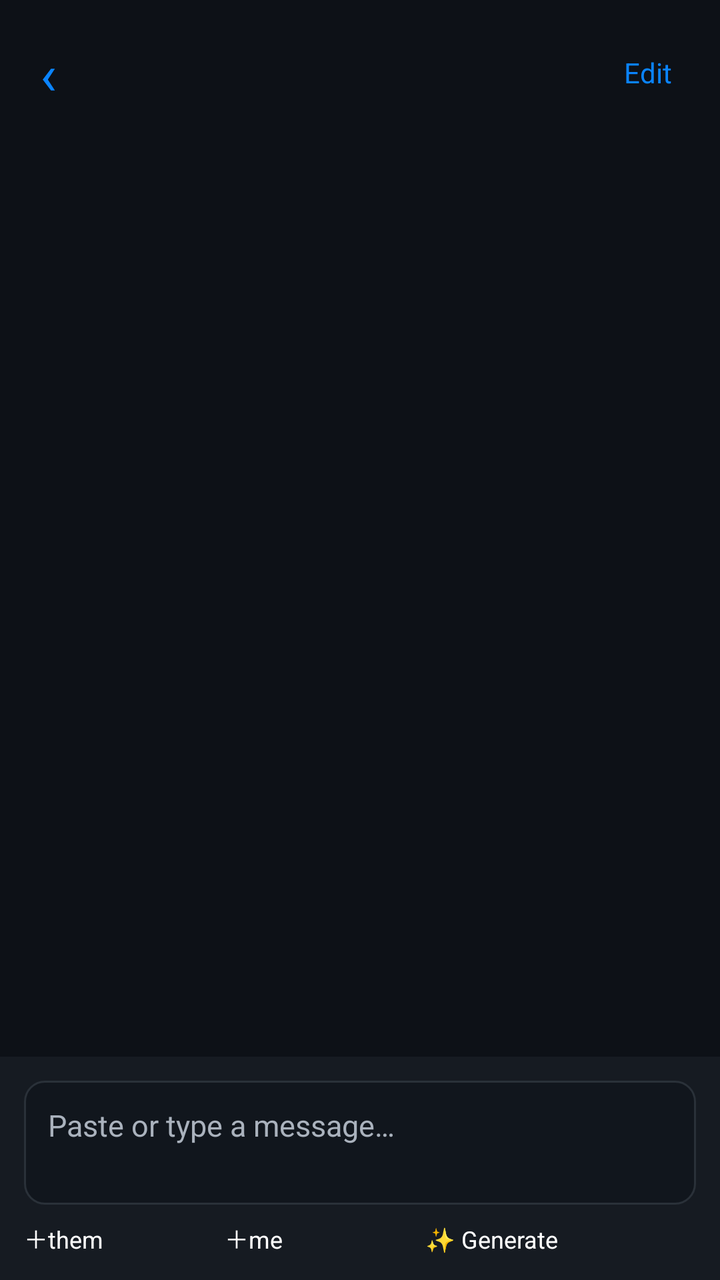
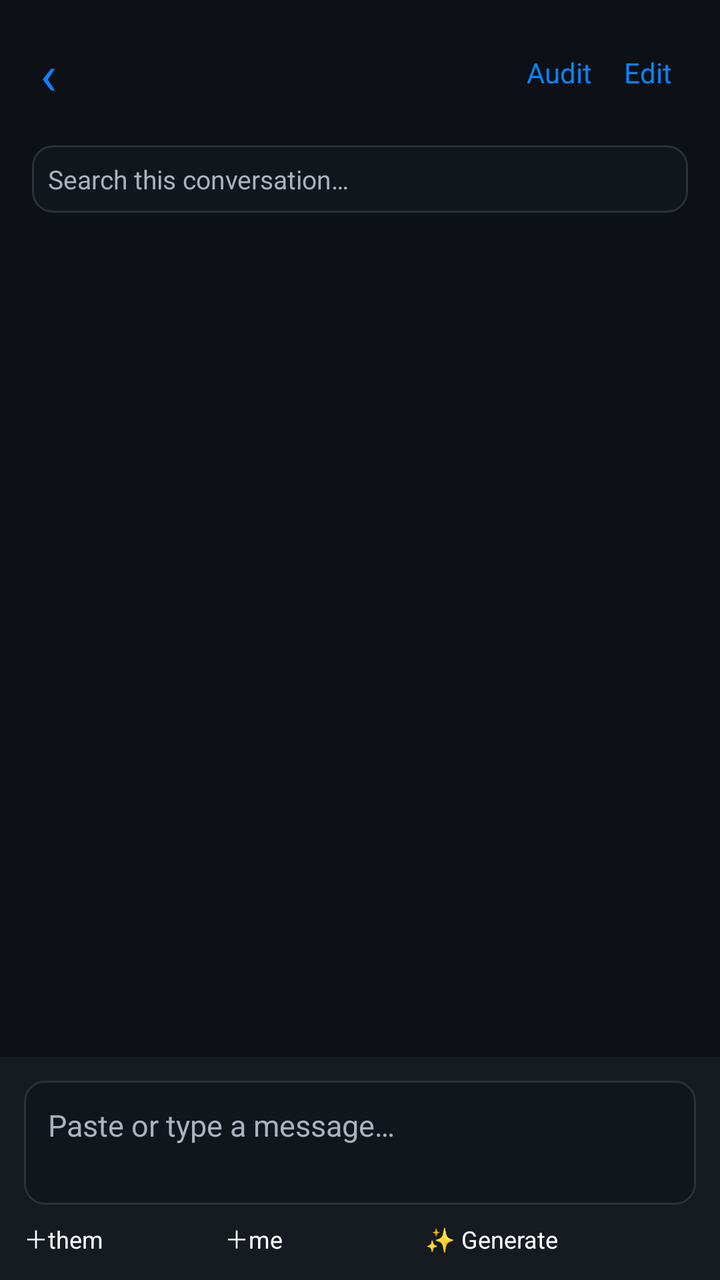

Screens rendered from an Android XML layout before and after an edit, with the pre-edit source and the edit as a unified diff.
<!-- AndroidManifest.xml: application theme ReplyMateTheme -->
<!-- res/layout/activity_conversation.xml -->
<?xml version="1.0" encoding="utf-8"?>
<LinearLayout xmlns:android="http://schemas.android.com/apk/res/android"
    android:layout_width="match_parent"
    android:layout_height="match_parent"
    android:orientation="vertical"
    android:background="@color/bg">

    <LinearLayout
        android:layout_width="match_parent"
        android:layout_height="wrap_content"
        android:orientation="horizontal"
        android:gravity="center_vertical"
        android:padding="16dp">

        <TextView
            android:id="@+id/back_btn"
            android:layout_width="wrap_content"
            android:layout_height="wrap_content"
            android:text="‹"
            android:textColor="@color/accent"
            android:textSize="28sp"
            android:paddingRight="12dp"
            android:paddingLeft="4dp" />

        <LinearLayout
            android:layout_width="0dp"
            android:layout_height="wrap_content"
            android:layout_weight="1"
            android:orientation="vertical">

            <TextView
                android:id="@+id/conv_name"
                android:layout_width="wrap_content"
                android:layout_height="wrap_content"
                android:textColor="@color/text_primary"
                android:textSize="18sp"
                android:textStyle="bold" />

            <TextView
                android:id="@+id/conv_rel"
                android:layout_width="wrap_content"
                android:layout_height="wrap_content"
                android:textColor="@color/text_dim"
                android:textSize="12sp" />
        </LinearLayout>

        <TextView
            android:id="@+id/edit_btn"
            android:layout_width="wrap_content"
            android:layout_height="wrap_content"
            android:text="Edit"
            android:textColor="@color/accent"
            android:textSize="14sp"
            android:padding="8dp" />
    </LinearLayout>

    <ScrollView
        android:id="@+id/conv_scroll"
        android:layout_width="match_parent"
        android:layout_height="0dp"
        android:layout_weight="1"
        android:paddingLeft="16dp"
        android:paddingRight="16dp">

        <LinearLayout
            android:layout_width="match_parent"
            android:layout_height="wrap_content"
            android:orientation="vertical">

            <LinearLayout
                android:id="@+id/msg_list"
                android:layout_width="match_parent"
                android:layout_height="wrap_content"
                android:orientation="vertical" />

            <TextView
                android:id="@+id/drafts_header"
                android:layout_width="match_parent"
                android:layout_height="wrap_content"
                android:layout_marginTop="16dp"
                android:text="AI drafts"
                android:textColor="@color/text_dim"
                android:textSize="13sp"
                android:visibility="gone" />

            <LinearLayout
                android:id="@+id/draft_list"
                android:layout_width="match_parent"
                android:layout_height="wrap_content"
                android:orientation="vertical" />
        </LinearLayout>
    </ScrollView>

    <TextView
        android:id="@+id/gen_status"
        android:layout_width="match_parent"
        android:layout_height="wrap_content"
        android:paddingLeft="16dp"
        android:paddingRight="16dp"
        android:paddingBottom="4dp"
        android:textColor="@color/accent"
        android:textSize="12sp"
        android:visibility="gone" />

    <LinearLayout
        android:layout_width="match_parent"
        android:layout_height="wrap_content"
        android:orientation="vertical"
        android:background="@color/card"
        android:padding="12dp">

        <EditText
            android:id="@+id/msg_input"
            android:layout_width="match_parent"
            android:layout_height="wrap_content"
            android:hint="Paste or type a message…"
            android:textColorHint="@color/text_dim"
            android:textColor="@color/text_primary"
            android:textSize="15sp"
            android:background="@drawable/bg_field"
            android:padding="12dp"
            android:minLines="2"
            android:maxLines="5"
            android:gravity="top"
            android:inputType="textMultiLine|textCapSentences" />

        <LinearLayout
            android:layout_width="match_parent"
            android:layout_height="wrap_content"
            android:orientation="horizontal"
            android:layout_marginTop="8dp">

            <Button
                android:id="@+id/btn_them"
                android:layout_width="0dp"
                android:layout_height="wrap_content"
                android:layout_weight="1"
                android:layout_marginRight="4dp"
                android:text="＋them"
                android:textSize="12sp" />

            <Button
                android:id="@+id/btn_me"
                android:layout_width="0dp"
                android:layout_height="wrap_content"
                android:layout_weight="1"
                android:layout_marginRight="4dp"
                android:text="＋me"
                android:textSize="12sp" />

            <Button
                android:id="@+id/btn_gen"
                android:layout_width="0dp"
                android:layout_height="wrap_content"
                android:layout_weight="1.4"
                android:text="✨ Generate"
                android:textSize="12sp" />
        </LinearLayout>
    </LinearLayout>

</LinearLayout>
<!-- resources referenced by this layout -->
<resources>
  <color name="accent">#0A84FF</color>
  <color name="bg">#0D1117</color>
  <color name="card">#161B22</color>
  <color name="text_dim">#AAB2BD</color>
  <color name="text_primary">#FFFFFF</color>
  <!-- drawable bg_field (drawable) -->
  <?xml version="1.0" encoding="utf-8"?>
  <shape xmlns:android="http://schemas.android.com/apk/res/android" android:shape="rectangle">
      <solid android:color="#11161D" />
      <stroke android:width="1dp" android:color="#2A3139" />
      <corners android:radius="10dp" />
  </shape>
  <style name="ReplyMateTheme" parent="android:style/Theme.Material.NoActionBar">
          <item name="android:windowBackground">@color/bg</item>
          <item name="android:colorAccent">@color/accent</item>
          <item name="android:statusBarColor">@color/bg</item>
          <item name="android:navigationBarColor">@color/bg</item>
          <item name="android:textColorPrimary">@color/text_primary</item>
      </style>
</resources>

<!-- the commit's change to res/layout/activity_conversation.xml (unified diff, before → after) -->
@@ -45,6 +45,15 @@
         </LinearLayout>
 
         <TextView
+            android:id="@+id/audit_btn"
+            android:layout_width="wrap_content"
+            android:layout_height="wrap_content"
+            android:text="Audit"
+            android:textColor="@color/accent"
+            android:textSize="14sp"
+            android:padding="8dp" />
+
+        <TextView
             android:id="@+id/edit_btn"
             android:layout_width="wrap_content"
             android:layout_height="wrap_content"
@@ -53,6 +62,22 @@
             android:textSize="14sp"
             android:padding="8dp" />
     </LinearLayout>
+
+    <EditText
+        android:id="@+id/conv_search"
+        android:layout_width="match_parent"
+        android:layout_height="wrap_content"
+        android:layout_marginLeft="16dp"
+        android:layout_marginRight="16dp"
+        android:layout_marginBottom="6dp"
+        android:hint="@string/conv_search_hint"
+        android:textColorHint="@color/text_dim"
+        android:textColor="@color/text_primary"
+        android:textSize="13sp"
+        android:background="@drawable/bg_field"
+        android:padding="8dp"
+        android:singleLine="true"
+        android:inputType="text" />
 
     <ScrollView
         android:id="@+id/conv_scroll"
<!-- resource entries referenced after the edit -->
@@ -12,6 +12,7 @@
       <stroke android:width="1dp" android:color="#2A3139" />
       <corners android:radius="10dp" />
   </shape>
+  <string name="conv_search_hint">Search this conversation…</string>
   <style name="ReplyMateTheme" parent="android:style/Theme.Material.NoActionBar">
           <item name="android:windowBackground">@color/bg</item>
           <item name="android:colorAccent">@color/accent</item>
